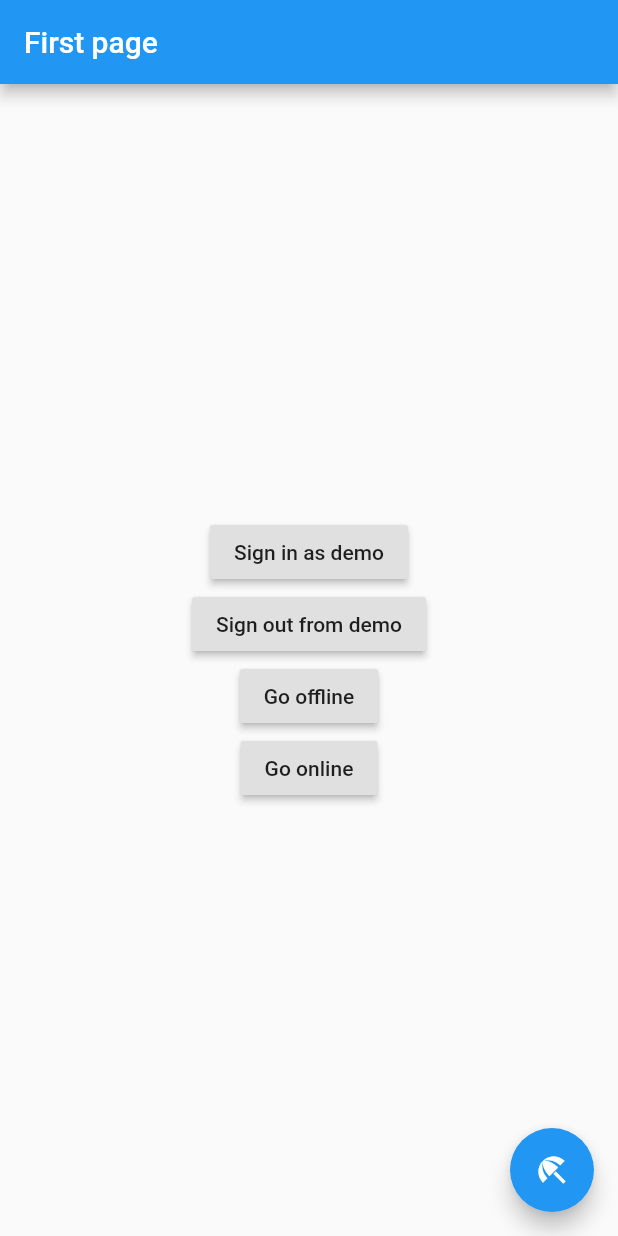
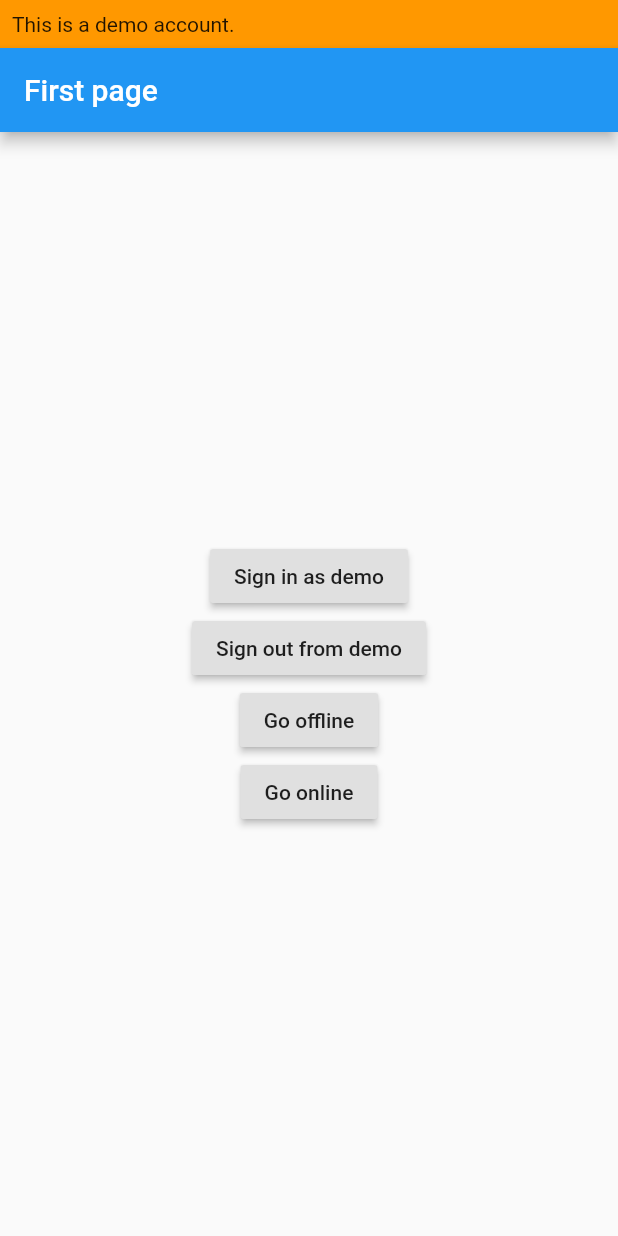
Before and after one commit to MarcelGarus/banners, a Flutter app: the screen it shows after launch, after a tap on "Sign in as demo", after a tap on "Sign out from demo", on a phone screen of 412 x 824 dp. Run offline on Flutter 3.47's test engine with Material 2 defaults, Android fonts, the phone set to English and light mode, and no system bars.

Commit message:
release 0.2.0

```diff
--- a/example/lib/main.dart
+++ b/example/lib/main.dart
@@ -8,71 +8,52 @@ void main() => runApp(MyApp());
 class MyApp extends StatelessWidget {
   @override
   Widget build(BuildContext context) {
-    return BannerService(
-      child: MaterialApp(
-        routes: {
-          '/': (_) => FirstPage(),
-          '/second': (_) => SecondPage(),
-        },
-      ),
+    return MaterialApp(
+      home: ThePage(),
     );
   }
 }
 
-class FirstPage extends StatelessWidget {
+class ThePage extends StatefulWidget {
+  @override
+  _ThePageState createState() => _ThePageState();
+}
+
+class _ThePageState extends State<ThePage> {
+  final _banners = <Widget>[];
+
   @override
   Widget build(BuildContext context) {
-    return Banners(
+    return Bannered(
+      banners: _banners,
       child: Scaffold(
         appBar: AppBar(title: Text('First page')),
-        body: Buttons(),
-        floatingActionButton: FloatingActionButton(
-          onPressed: () => Navigator.of(context).pushNamed('/second'),
-          child: Icon(Icons.beach_access),
+        body: Center(
+          child: Column(
+            mainAxisAlignment: MainAxisAlignment.center,
+            crossAxisAlignment: CrossAxisAlignment.center,
+            children: [
+              RaisedButton(
+                onPressed: () => setState(() => _banners.add(DemoBanner())),
+                child: Text('Sign in as demo'),
+              ),
+              RaisedButton(
+                onPressed: () => setState(() => _banners.remove(DemoBanner())),
+                child: Text('Sign out from demo'),
+              ),
+              RaisedButton(
+                onPressed: () => setState(() => _banners.add(OfflineBanner())),
+                child: Text('Go offline'),
+              ),
+              RaisedButton(
+                onPressed: () =>
+                    setState(() => _banners.remove(OfflineBanner())),
+                child: Text('Go online'),
+              ),
+            ],
+          ),
         ),
       ),
     );
   }
 }
-
-class SecondPage extends StatelessWidget {
-  @override
-  Widget build(BuildContext context) {
-    return Banners(
-      child: Scaffold(
-        appBar: AppBar(title: Text('Second page')),
-        body: Buttons(),
-      ),
-    );
-  }
-}
-
-class Buttons extends StatelessWidget {
-  @override
-  Widget build(BuildContext context) {
-    return Center(
-      child: Column(
-        mainAxisAlignment: MainAxisAlignment.center,
-        crossAxisAlignment: CrossAxisAlignment.center,
-        children: [
-          RaisedButton(
-            onPressed: () => context.banners.add(DemoBanner()),
-            child: Text('Sign in as demo'),
-          ),
-          RaisedButton(
-            onPressed: () => context.banners.remove(DemoBanner()),
-            child: Text('Sign out from demo'),
-          ),
-          RaisedButton(
-            onPressed: () => context.banners.add(OfflineBanner()),
-            child: Text('Go offline'),
-          ),
-          RaisedButton(
-            onPressed: () => context.banners.remove(OfflineBanner()),
-            child: Text('Go online'),
-          ),
-        ],
-      ),
-    );
-  }
-}
--- a/lib/banners.dart
+++ b/lib/banners.dart
@@ -1,3 +1,2 @@
-export 'src/banners.dart' show Banners;
-export 'src/service.dart' show BannerService, GetBannerState;
+export 'src/banners.dart' show Bannered;
 export 'src/scaffold.dart';
--- a/lib/src/banners.dart
+++ b/lib/src/banners.dart
@@ -1,38 +1,30 @@
 import 'package:flutter/material.dart';
 import 'package:flutter/widgets.dart';
 
-import 'service.dart';
-
 const _childKey = ValueKey('child');
 
-class Banners extends StatelessWidget {
-  const Banners({
+class Bannered extends StatelessWidget {
+  const Bannered({
     Key key,
+    @required this.banners,
     @required this.child,
   }) : super(key: key);
 
+  final List<Widget> banners;
   final Widget child;
 
   @override
   Widget build(BuildContext context) {
-    final banners = context.banners.banners;
     return Container(
       width: double.infinity,
       child: Column(
         children: <Widget>[
-          Hero(
-            tag: 'banners',
-            child: Column(
-              children: [
           for (var i = 0; i < banners.length; i++)
             MediaQuery.removePadding(
               context: context,
               removeTop: i > 0,
               removeBottom: true,
               child: SizedBox(width: double.infinity, child: banners[i]),
-                  ),
-              ],
-            ),
             ),
           MediaQuery.removePadding(
             context: context,
--- a/lib/src/service.dart
+++ /dev/null
@@ -1,63 +0,0 @@
-import 'package:collection/collection.dart';
-import 'package:flutter/widgets.dart';
-
-class BannerService extends StatefulWidget {
-  BannerService({Key key, this.child}) : assert(child != null);
-
-  final Widget child;
-
-  @override
-  BannerServiceState createState() => BannerServiceState();
-}
-
-class BannerServiceState extends State<BannerService> {
-  final _banners = <Key, Widget>{};
-
-  void _add(Widget banner) {
-    assert(banner.key != null,
-        "Tried to add $banner as a banner, but it doesn't have a key.");
-    setState(() => _banners.putIfAbsent(banner.key, () => banner));
-  }
-
-  void _remove(Widget banner) {
-    assert(banner.key != null,
-        "Tried to remove $banner as a banner, but it doesn't have a key.");
-    setState(() => _banners.remove(banner.key));
-  }
-
-  @override
-  Widget build(BuildContext context) {
-    return BannerState(
-      banners: _banners.values.toList(),
-      add: _add,
-      remove: _remove,
-      child: widget.child,
-    );
-  }
-}
-
-class BannerState extends InheritedWidget {
-  BannerState({
-    @required this.banners,
-    @required this.add,
-    @required this.remove,
-    @required Widget child,
-  }) : super(child: child);
-
-  final List<Widget> banners;
-  final void Function(Widget banner) add;
-  final void Function(Widget banner) remove;
-
-  @override
-  bool updateShouldNotify(BannerState oldWidget) =>
-      !DeepCollectionEquality().equals(banners, oldWidget.banners);
-}
-
-extension GetBannerState on BuildContext {
-  BannerState get banners =>
-      dependOnInheritedWidgetOfExactType<BannerState>() ??
-      (throw Exception(
-          "It seems like no BannerService exists above the context that you "
-          "called context.banners on. You should probably wrap your app in a "
-          "BannerService for this to work."));
-}
--- a/pubspec.yaml
+++ b/pubspec.yaml
@@ -1,7 +1,7 @@
 name: banners
 description: Package for dynamically displaying global banners at the top of the screen.
 homepage: https://github.com/marcelgarus/banners
-version: 0.1.1
+version: 0.2.0
 
 environment:
   sdk: ">=2.6.0 <3.0.0"
```
Also changed, not shown: 2 other files. Lines whose indentation alone changed are shown as unchanged.
